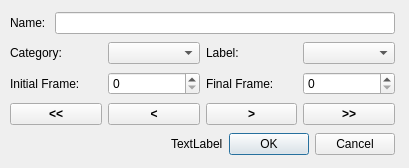
This is modules/app/dialogframebased.ui in smartsenselab/SSAT as Qt 5 draws it before an edit. The edited form follows.
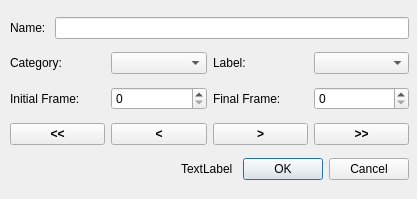
This is the edited form.

Commit message: Adding QTableView context menu

```diff
--- a/modules/app/dialogframebased.ui
+++ b/modules/app/dialogframebased.ui
@@ -6,20 +6,20 @@
    <rect>
     <x>0</x>
     <y>0</y>
-    <width>409</width>
-    <height>168</height>
+    <width>417</width>
+    <height>199</height>
    </rect>
   </property>
   <property name="windowTitle">
    <string>Frame-based annotation</string>
   </property>
-  <widget class="QWidget" name="">
+  <widget class="QWidget" name="layoutWidget">
    <property name="geometry">
     <rect>
      <x>10</x>
      <y>10</y>
-     <width>385</width>
-     <height>147</height>
+     <width>399</width>
+     <height>181</height>
     </rect>
    </property>
    <layout class="QGridLayout" name="gridLayout">
```
Left out of the diff: 4 changed lines with no effect on the pictures. The commit also changes 2 other files.
